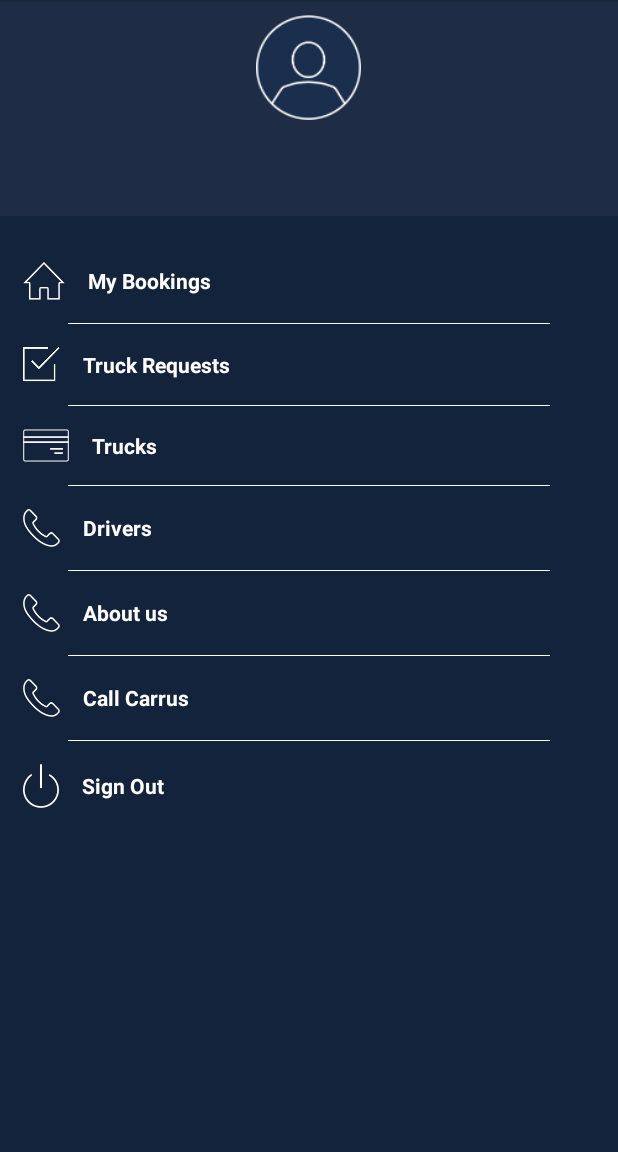
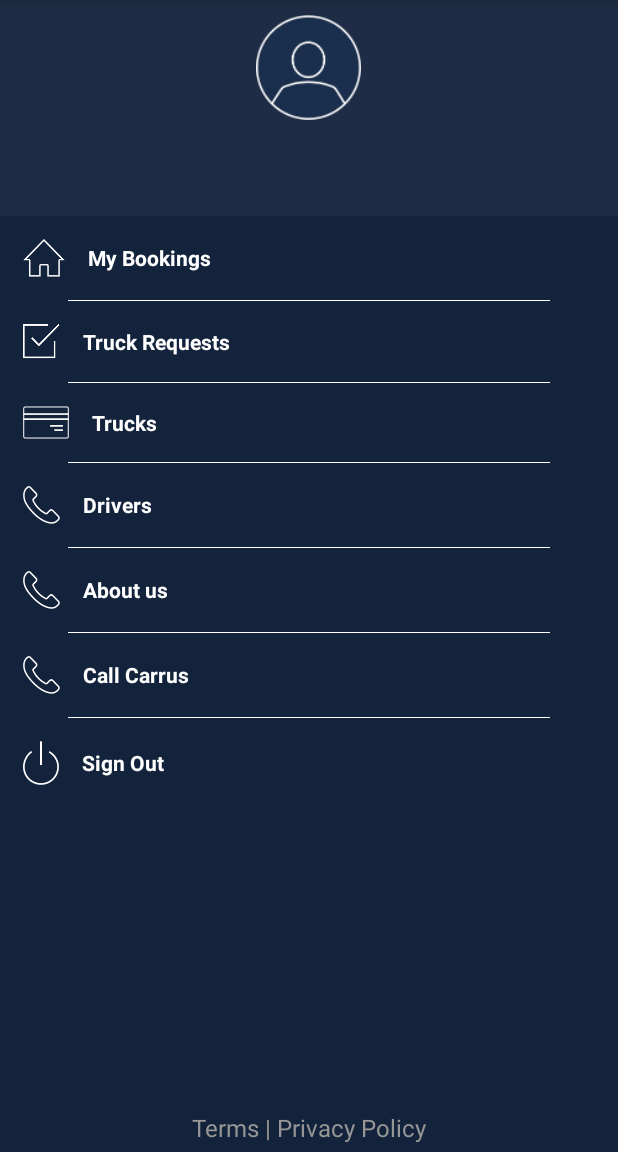
Before and after one commit to Carrustrucks-Dev/Carrus-Fleetowner, an Android app: the fragment FragmentDrawer shown on its own in the app's theme, on a phone screen of 412 x 824 dp, the part 84-1236 px from its top. Run offline under Robolectric (Android 15) with nearby library versions, the phone set to English and light mode, and no system bars.

Commit message:
term privacy UI implemented

```diff
--- a/app/src/main/res/layout/fragment_navigation_drawer.xml
+++ b/app/src/main/res/layout/fragment_navigation_drawer.xml
@@ -52,7 +52,20 @@
         android:paddingLeft="@dimen/fifteen"
         android:layout_height="wrap_content"
         android:layout_below="@id/nav_header_container"
-        android:layout_marginTop="15dp" />
+        android:layout_above="@+id/termsTxtView"
+         />
 
 
+    <com.carrus.fleetowner.utils.CapitalizedTextView
+        android:id="@+id/termsTxtView"
+        android:layout_width="wrap_content"
+        android:layout_height="wrap_content"
+        android:textColor="@color/gray_text"
+        android:paddingRight="@dimen/ten"
+        android:layout_alignParentBottom="true"
+        android:padding="@dimen/five"
+        android:layout_centerHorizontal="true"
+        android:paddingLeft="@dimen/ten"
+        android:textSize="@dimen/big_font"
+        android:text="@string/term_privacy"/>
 </RelativeLayout>
--- a/app/src/main/res/values/strings.xml
+++ b/app/src/main/res/values/strings.xml
@@ -15,6 +15,7 @@
     <string name="callcarrus">Call Carrus</string>
     <string name="signout">Sign Out</string>
     <string name="myprofile">My Profile</string>
+    <string name="term_privacy">Terms | Privacy Policy</string>
 
 
     <!-- navigation drawer item labels  -->
```
